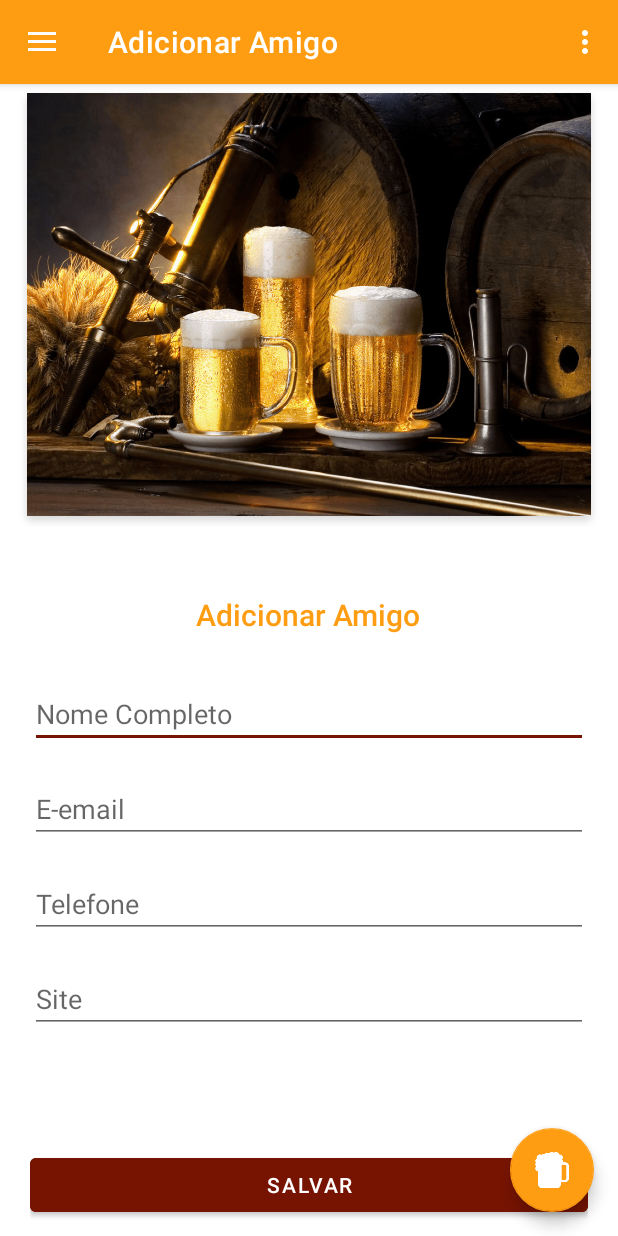
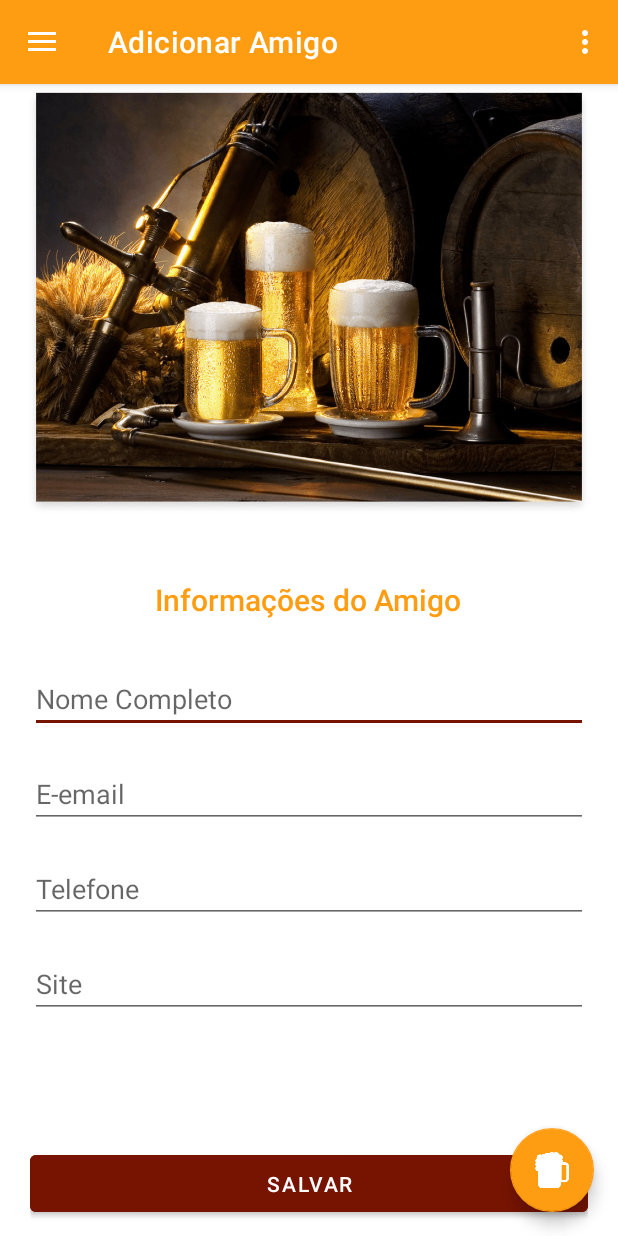
Before and after one commit to wamarra/BeerFriends_kotlin, an Android app: the screen it shows after launch once a user with an empty profile is signed in (MainActivity), in the side drawer, after a tap on "Adicionar Amigo", on a phone screen of 412 x 824 dp. Run offline under Robolectric (Android 15) with nearby library versions, the phone set to English and light mode, and no system bars; our stand-ins replace Firebase (no records; nobody signed in at launch, a user with empty details on screens opened directly), Room's generated code, data binding, navigation-ui.

Commit message:
Implementação da fucionalidade de inserir amigo e logout

```diff
--- a/app/src/main/java/br/com/beerfriends/view/fragments/AddFriendFragment.kt
+++ b/app/src/main/java/br/com/beerfriends/view/fragments/AddFriendFragment.kt
@@ -4,20 +4,20 @@ import android.os.Bundle
 import android.view.LayoutInflater
 import android.view.View
 import android.view.ViewGroup
-import android.widget.TextView
+import android.widget.Button
 import androidx.fragment.app.Fragment
-import androidx.lifecycle.Observer
 import androidx.lifecycle.ViewModelProvider
+import br.com.beerfriends.R
 import br.com.beerfriends.databinding.FragmentAddFriendBinding
+import br.com.beerfriends.model.Friend
+import br.com.beerfriends.model.FriendRepository
 import br.com.beerfriends.viewmodel.AddFriendViewModel
+import com.google.android.material.snackbar.Snackbar
 
 class AddFriendFragment : Fragment() {
 
     private lateinit var addFriendViewModel: AddFriendViewModel
     private var _binding: FragmentAddFriendBinding? = null
-
-    // This property is only valid between onCreateView and
-    // onDestroyView.
     private val binding get() = _binding!!
 
     override fun onCreateView(
@@ -25,16 +25,31 @@ class AddFriendFragment : Fragment() {
         container: ViewGroup?,
         savedInstanceState: Bundle?
     ): View? {
-        addFriendViewModel =
-            ViewModelProvider(this).get(AddFriendViewModel::class.java)
+
+        addFriendViewModel = ViewModelProvider(this, AddFriendViewModel.AddFriendViewModelFactory(
+            FriendRepository())).get(AddFriendViewModel::class.java)
 
         _binding = FragmentAddFriendBinding.inflate(inflater, container, false)
+
         val root: View = binding.root
 
-        /*val textView: TextView = binding.textAddFriend
-        addFriendViewModel.text.observe(viewLifecycleOwner, Observer {
-            textView.text = it
-        })*/
+        root.findViewById<Button>(R.id.button_save).setOnClickListener{
+            addFriendViewModel.insertFriend(Friend(
+                name = binding.username.text.toString(),
+                email = binding.email.text.toString(),
+                phone = binding.phone.text.toString(),
+                website = binding.website.text.toString()
+            ))
+
+            Snackbar.make(root, "Amigo cadastrado com sucesso", Snackbar.LENGTH_LONG)
+                .setAction("Sucesso", null).show()
+
+            binding.username.text = null
+            binding.email.text = null
+            binding.phone.text = null
+            binding.website.text = null
+        }
+
         return root
     }
 
--- a/app/src/main/java/br/com/beerfriends/view/fragments/FriendListFragment.kt
+++ b/app/src/main/java/br/com/beerfriends/view/fragments/FriendListFragment.kt
@@ -18,9 +18,6 @@ class FriendListFragment : Fragment() {
     private lateinit var friendListViewModel: FriendListViewModel
     private var _binding: FragmentFriendListBinding? = null
     private val friendAdapter = FriendAdapter(arrayListOf())
-
-    // This property is only valid between onCreateView and
-    // onDestroyView.
     private val binding get() = _binding!!
 
     override fun onCreateView(
@@ -28,13 +25,12 @@ class FriendListFragment : Fragment() {
         container: ViewGroup?,
         savedInstanceState: Bundle?
     ): View? {
-        /*friendListViewModel =
-            ViewModelProvider(this).get(FriendListViewModel::class.java)*/
 
         friendListViewModel = ViewModelProvider(this, FriendListViewModel.FriendListViewModelFactory(
             FriendRepository())).get(FriendListViewModel::class.java)
 
         _binding = FragmentFriendListBinding.inflate(inflater, container, false)
+
         val root: View = binding.root
 
         binding.friends.apply {
@@ -56,10 +52,6 @@ class FriendListFragment : Fragment() {
             }
         }
 
-        /*val textView: TextView = binding.userName
-        friendListViewModel.text.observe(viewLifecycleOwner, Observer {
-            textView.text = it
-        })*/
         return root
     }
 
--- a/app/src/main/java/br/com/beerfriends/viewmodel/AddFriendViewModel.kt
+++ b/app/src/main/java/br/com/beerfriends/viewmodel/AddFriendViewModel.kt
@@ -1,13 +1,32 @@
 package br.com.beerfriends.viewmodel
 
-import androidx.lifecycle.LiveData
-import androidx.lifecycle.MutableLiveData
-import androidx.lifecycle.ViewModel
+import androidx.lifecycle.*
+import br.com.beerfriends.BeerFriendsApplication
+import br.com.beerfriends.model.EventWrapper
+import br.com.beerfriends.model.Friend
+import br.com.beerfriends.model.FriendRepository
+import kotlinx.coroutines.Dispatchers
+import kotlinx.coroutines.launch
+import kotlinx.coroutines.withContext
 
-class AddFriendViewModel : ViewModel() {
+class AddFriendViewModel(private val repository: FriendRepository) : ViewModel() {
+    private val requestError = MutableLiveData<EventWrapper<String>>()
 
-    private val _text = MutableLiveData<String>().apply {
-        value = "Adicionar Amigo"
+    fun insertFriend(friend: Friend) {
+        viewModelScope.launch(Dispatchers.IO) {
+            try {
+                BeerFriendsApplication.database!!.friendDao().insertFriend(friend)
+            } catch (error: Exception) {
+                withContext(Dispatchers.Main) {
+                    requestError.value = EventWrapper("Erro ao salvar um amigo")
+                }
+            }
+        }
     }
-    val text: LiveData<String> = _text
+
+    class AddFriendViewModelFactory(private val repository: FriendRepository) : ViewModelProvider.Factory {
+        override fun <T : ViewModel?> create(modelClass: Class<T>): T {
+            return AddFriendViewModel(repository) as T
+        }
+    }
 }
--- a/app/src/main/java/br/com/beerfriends/viewmodel/FriendListViewModel.kt
+++ b/app/src/main/java/br/com/beerfriends/viewmodel/FriendListViewModel.kt
@@ -11,11 +11,6 @@ import kotlinx.coroutines.withContext
 class FriendListViewModel(private val repository: FriendRepository) : ViewModel() {
     val items = repository.getFriends()
     val requestError = MutableLiveData<EventWrapper<String>>()
-
-    /*private val _text = MutableLiveData<String>().apply {
-        value = "Lista de amigos"
-    }
-    val text: LiveData<String> = _text*/
 
     fun refreshFriends() {
         viewModelScope.launch(Dispatchers.IO) {
@@ -41,6 +36,5 @@ class FriendListViewModel(private val repository: FriendRepository) : ViewModel(
         override fun <T : ViewModel?> create(modelClass: Class<T>): T {
             return FriendListViewModel(repository) as T
         }
-
     }
 }
--- a/app/src/main/res/layout/fragment_add_friend.xml
+++ b/app/src/main/res/layout/fragment_add_friend.xml
@@ -1,5 +1,13 @@
 <?xml version="1.0" encoding="utf-8"?>
-<LinearLayout xmlns:android="http://schemas.android.com/apk/res/android"
+<layout xmlns:android="http://schemas.android.com/apk/res/android">
+
+    <data>
+        <variable
+            name="friend"
+            type="br.com.beerfriends.model.Friend" />
+    </data>
+
+    <LinearLayout
         android:layout_width="match_parent"
         android:layout_height="match_parent"
         android:orientation="vertical"
@@ -9,7 +17,7 @@
             android:orientation="horizontal"
             android:layout_margin="0dp"
             android:layout_width="wrap_content"
-        android:layout_height="300dp">
+            android:layout_height="290dp">
 
             <ImageView
                 android:id="@+id/cp_icon"
@@ -44,7 +52,8 @@
                 android:layout_width="match_parent"
                 android:layout_height="wrap_content"
                 android:hint="@string/username_hint"
-            android:inputType="textEmailAddress"
+                android:text="@{friend.name}"
+                android:inputType="textCapWords"
                 android:layout_marginBottom="18dp"/>
 
             <EditText
@@ -52,7 +61,8 @@
                 android:layout_width="match_parent"
                 android:layout_height="wrap_content"
                 android:hint="@string/email_hint"
-            android:inputType="textPassword"
+                android:text="@{friend.email}"
+                android:inputType="textEmailAddress"
                 android:layout_marginBottom="18dp"/>
 
             <EditText
@@ -60,7 +70,8 @@
                 android:layout_width="match_parent"
                 android:layout_height="wrap_content"
                 android:hint="@string/phone_hint"
-            android:inputType="textPassword"
+                android:text="@{friend.phone}"
+                android:inputType="phone"
                 android:layout_marginBottom="18dp"/>
 
             <EditText
@@ -68,7 +79,8 @@
                 android:layout_width="match_parent"
                 android:layout_height="wrap_content"
                 android:hint="@string/website_hint"
-            android:inputType="textPassword"
+                android:text="@{friend.website}"
+                android:inputType="text"
                 android:layout_marginBottom="18dp"/>
 
             <LinearLayout
@@ -77,13 +89,14 @@
                 android:layout_height="match_parent">
 
                 <Button
+                    android:id="@+id/button_save"
                     android:layout_width="match_parent"
-                android:layout_height="wrap_content"
+                    android:layout_height="50dp"
                     android:text="@string/save_button"
                     android:backgroundTint="@color/secondary"
                     android:layout_gravity="bottom"/>
 
             </LinearLayout>
-
         </LinearLayout>
     </LinearLayout>
+</layout>
--- a/app/src/main/res/menu/main.xml
+++ b/app/src/main/res/menu/main.xml
@@ -2,7 +2,7 @@
 <menu xmlns:android="http://schemas.android.com/apk/res/android"
     xmlns:app="http://schemas.android.com/apk/res-auto">
     <item
-        android:id="@+id/action_settings"
+        android:id="@+id/action_logout"
         android:orderInCategory="100"
         android:title="@string/action_settings"
         app:showAsAction="never" />
--- a/app/src/main/res/values/strings.xml
+++ b/app/src/main/res/values/strings.xml
@@ -1,5 +1,5 @@
 <resources>
-    <string name="app_name">BeerFriends</string>
+    <string name="app_name">Beer Friends</string>
     <string name="navigation_drawer_open">Abre o menu lateral</string>
     <string name="navigation_drawer_close">Fecha o meu lateral</string>
     <string name="nav_header_title">Fulano da Silva</string>
@@ -10,7 +10,7 @@
     <string name="menu_friends">Lista de Amigos</string>
     <string name="menu_profile">Editar Perfil</string>
     <string name="menu_add_friend">Adicionar Amigo</string>
-    <string name="title_add_friend">Adicionar Amigo</string>
+    <string name="title_add_friend">Informações do Amigo</string>
     <string name="username_hint">Nome Completo</string>
     <string name="email_hint">E-email</string>
     <string name="phone_hint">Telefone</string>
```
Also changed, not shown: app/src/main/java/br/com/beerfriends/model/Friend.kt (+4 -4 lines), app/src/main/java/br/com/beerfriends/view/MainActivity.kt (+20 -5 lines), app/src/main/res/drawable/ic_menu_camera.xml (deleted, +0 -12 lines), app/src/main/res/drawable/ic_menu_gallery.xml (deleted, +0 -9 lines), app/src/main/res/drawable/ic_menu_slideshow.xml (deleted, +0 -9 lines). Lines whose indentation alone changed are shown as unchanged.
